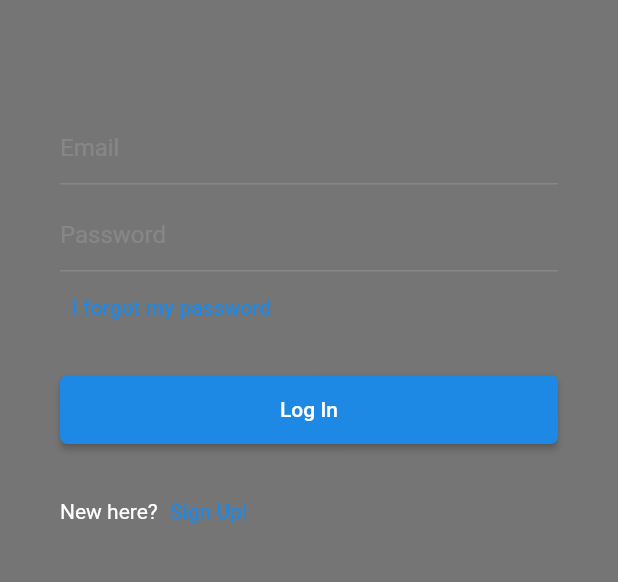
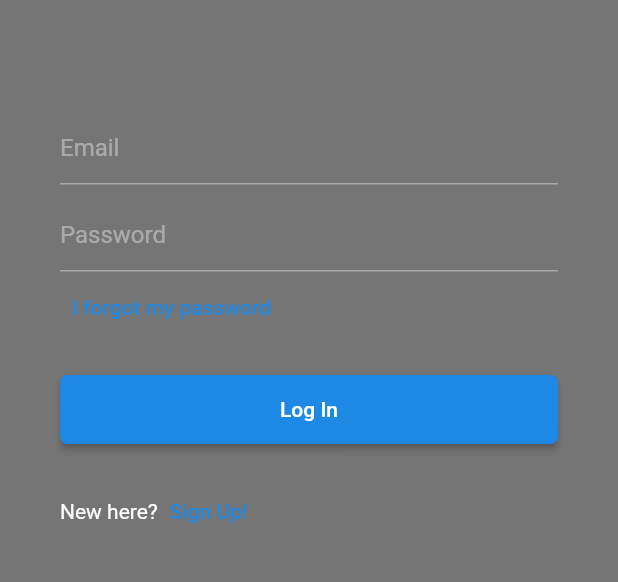
Before and after one commit to FEUP-ESOF-2020-21/open-cx-t4g4-esofantasticos, a Flutter app: the LoginPageView screen opened directly, on a phone screen of 412 x 824 dp, the part 465-1047 px from its top. Run offline on Flutter 3.47's test engine with Material 2 defaults, Android fonts, the phone set to English and light mode, and no system bars.

Commit message:
Fixed login colors

```diff
--- a/FeedTheForm/lib/views/Pages/LoginPageView/login_page_view.dart
+++ b/FeedTheForm/lib/views/Pages/LoginPageView/login_page_view.dart
@@ -32,12 +32,12 @@ class LoginPageView extends StatelessWidget {
                         decoration: InputDecoration(
                           labelText: 'Email',
                           labelStyle: TextStyle(
-                            color: Colors.white12,
+                            color: Colors.white38,
                           ),
                           contentPadding: EdgeInsets.symmetric(vertical: 0.0),
                           enabledBorder: UnderlineInputBorder(
                             borderSide: BorderSide(
-                              color: Colors.white12,
+                              color: Colors.white38,
                               width: 1.0,
                             ),
                           ),
@@ -57,12 +57,12 @@ class LoginPageView extends StatelessWidget {
                         decoration: InputDecoration(
                           labelText: 'Password',
                           labelStyle: TextStyle(
-                            color: Colors.white12,
+                            color: Colors.white38,
                           ),
                           contentPadding: EdgeInsets.symmetric(vertical: 0.0),
                           enabledBorder: UnderlineInputBorder(
                             borderSide: BorderSide(
-                              color: Colors.white12,
+                              color: Colors.white38,
                               width: 1.0,
                             ),
                           ),
```
